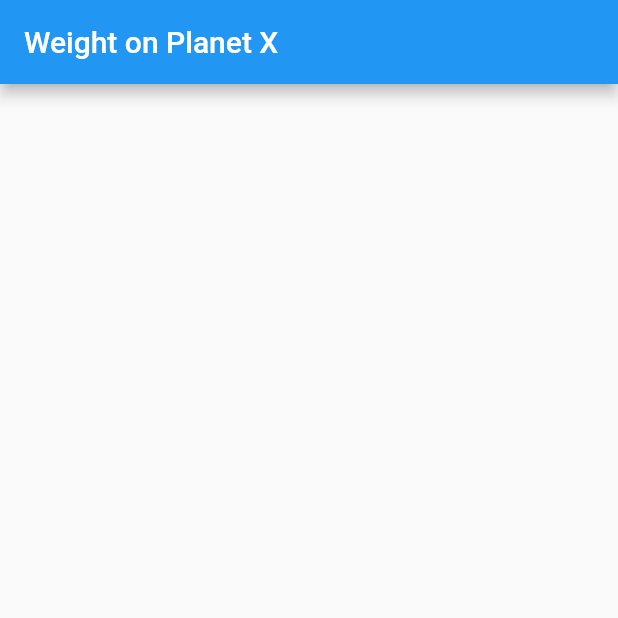
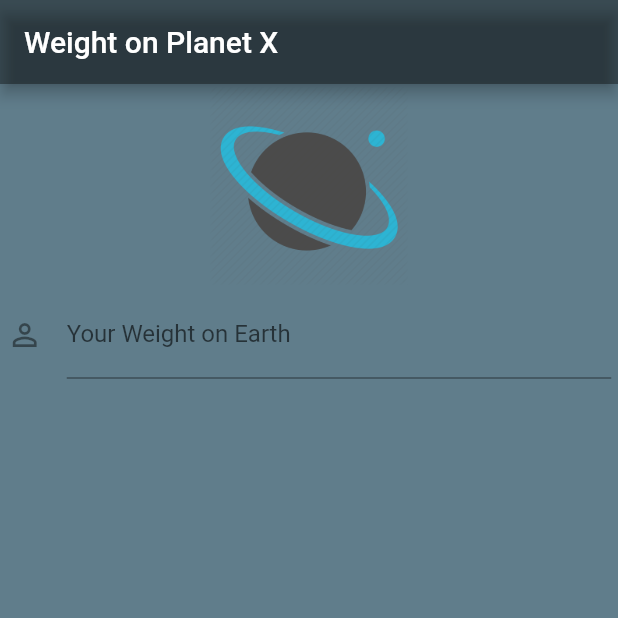
Before and after one commit to fiixed/weight_on_planet_x, a Flutter app: the screen it shows after launch, on a phone screen of 412 x 824 dp, the top half of it. Run offline on Flutter 3.47's test engine with Material 2 defaults, Android fonts, the phone set to English and light mode, and no system bars.

Commit message:
started ui

```diff
--- a/lib/ui/home.dart
+++ b/lib/ui/home.dart
@@ -5,7 +5,6 @@ class Home extends StatefulWidget {
   State<StatefulWidget> createState() {
     return HomeState();
   }
-
 }
 
 class HomeState extends State {
@@ -15,9 +14,40 @@ class HomeState extends State {
       home: Scaffold(
         appBar: AppBar(
           title: Text('Weight on Planet X'),
+          backgroundColor: Colors.black38,
+        ),
+        backgroundColor: Colors.blueGrey,
+        body: Container(
+          alignment: Alignment.topCenter,
+          child: ListView(
+            padding: const EdgeInsets.all(1.5),
+            children: <Widget>[
+              Image.asset(
+                'images/planet.png',
+                height: 133.0,
+                width: 200.0,
+              ),
+              Container(
+                margin: const EdgeInsets.all(3.0),
+                alignment: Alignment.center,
+                child: Column(
+                  children: <Widget>[
+                    TextField(
+                      controller: null,
+                      keyboardType: TextInputType.number,
+                      decoration: InputDecoration(
+                        labelText: 'Your Weight on Earth',
+                        hintText: 'In Pounds',
+                        icon: Icon(Icons.person_outline),
+                      ),
+                    ),
+                  ],
+                ),
+              ),
+            ],
+          ),
         ),
       ),
     );
   }
-
 }
--- a/pubspec.yaml
+++ b/pubspec.yaml
@@ -37,8 +37,8 @@ flutter:
   uses-material-design: true
 
   # To add assets to your application, add an assets section, like this:
-assets:
-    - images/planet.png
+  assets:
+     - images/planet.png
   #  - images/a_dot_ham.jpeg
 
   # An image asset can refer to one or more resolution-specific "variants", see
```
